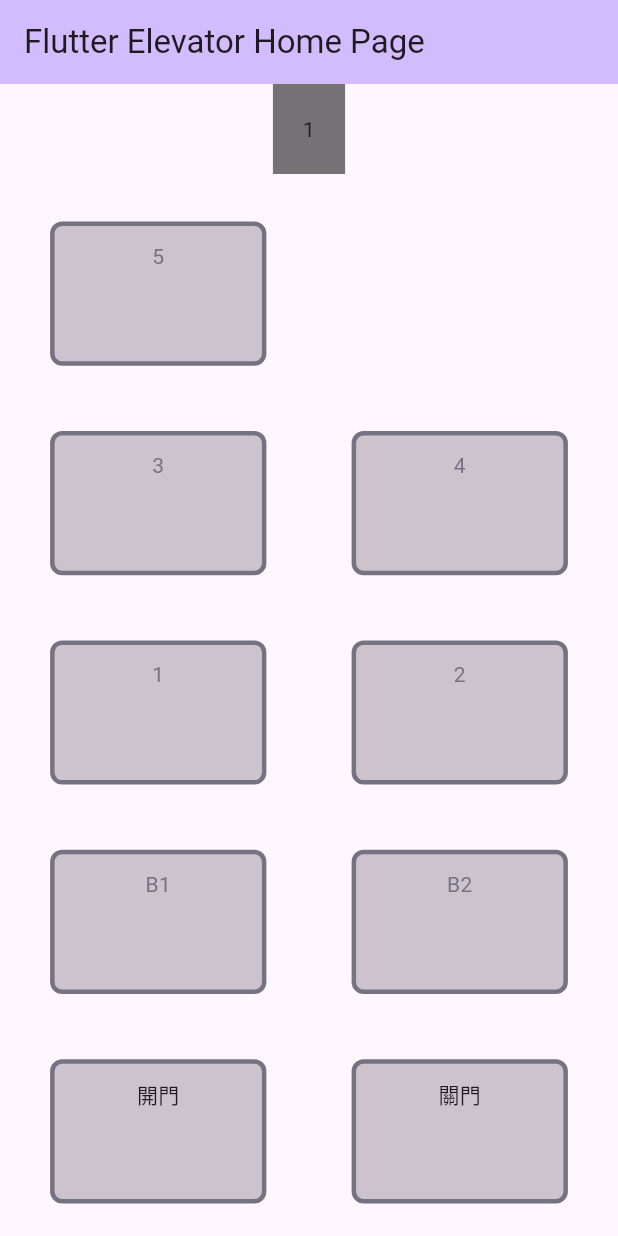
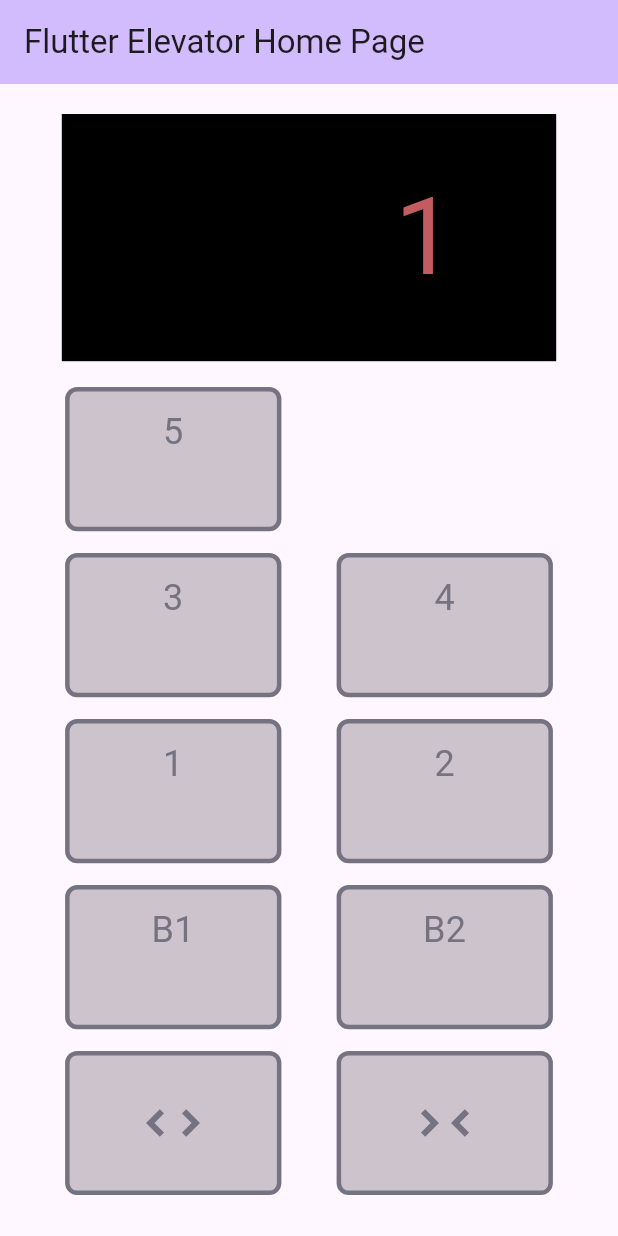
Before and after one commit to ytcheng-dev/kids-elevator, a Flutter app: the screen it shows after launch, on a phone screen of 412 x 824 dp. Run offline on Flutter 3.47's test engine with Material 3 defaults, Android fonts, the phone set to English and light mode, and no system bars.

Commit message:
floorScreen & actionButton

```diff
--- a/app/lib/main.dart
+++ b/app/lib/main.dart
@@ -44,6 +44,11 @@ class _MyHomePageState extends State<MyHomePage> {
     4: FloorButton(title: '5')
   };
 
+  Map<ActionType, ActionButton> actionMap = {
+    ActionType.open: ActionButton(btnType: ActionType.open, title: '開門', iconCode: Icons.unfold_more_outlined),
+    ActionType.close: ActionButton(btnType: ActionType.close, title: '關門', iconCode: Icons.unfold_less_outlined)
+  };
+
   TimerManager _timerManager = TimerManager();
 
   Elevator elevator = Elevator();
@@ -57,18 +62,35 @@ class _MyHomePageState extends State<MyHomePage> {
         backgroundColor: Theme.of(context).colorScheme.inversePrimary,
         title: Text(widget.title)
       ),
-      body: Column(
+      body: Container(
+        padding: const EdgeInsets.all(20),
+        child: Column(
           mainAxisAlignment: MainAxisAlignment.start,
           children: <Widget>[
-          Row(
+            SizedBox(
+              width: screenWidth * CSSManager.floorScreenWidthPercent,
+              child: AspectRatio(
+                aspectRatio: 2,
+                child: Container(
+                  decoration: const BoxDecoration(
+                    color: Colors.black
+                  ),
+                  padding: const EdgeInsets.all(10),
+                  child: Row(
                     mainAxisAlignment: MainAxisAlignment.spaceAround,
                     children: <Widget>[
-              Container(
-                padding: const EdgeInsets.all(20),
-                color: Colors.black54,
-                child: Text(floorMap[elevator.currentFloor]!.title, textAlign: TextAlign.center)
+                      _getDirectionIcon(),
+                      Expanded(
+                        child: Text(
+                          floorMap[elevator.currentFloor]!.title,
+                          textAlign: TextAlign.center,
+                          style: const TextStyle(color: CSSManager.floorText, fontSize: 72)
+                        )
                       )
                     ],
+                  )
+                ),
+              )
             ),
             const SizedBox(height: 10),
             Expanded(
@@ -111,8 +133,14 @@ class _MyHomePageState extends State<MyHomePage> {
                     Row(
                       mainAxisAlignment: MainAxisAlignment.spaceAround,
                       children: <Widget>[
-                      CSSManager.getButtonBox(_getActionButtonDetector(ActionButton(title: '開門', btnType: ActionType.open)), screenWidth),
-                      CSSManager.getButtonBox(_getActionButtonDetector(ActionButton(title: '關門', btnType: ActionType.close)), screenWidth),
+                        CSSManager.getButtonBox(
+                          _getActionButton(actionMap[ActionType.open]!),
+                          screenWidth
+                        ),
+                        CSSManager.getButtonBox(
+                          _getActionButton(actionMap[ActionType.close]!),
+                          screenWidth
+                        ),
                       ],
                     )
                   ]
@@ -121,7 +149,32 @@ class _MyHomePageState extends State<MyHomePage> {
             )
           ]
         )
+      )
     );
+  }
+
+  Widget _getDirectionIcon() {
+    if (elevator.direction == Direction.idle) {
+      return const Spacer();
+    }
+    else if (elevator.direction == Direction.up) {
+      return const Expanded(
+        child: Icon(
+          Icons.arrow_upward,
+          color: Colors.green,
+          size: 96
+        )
+      );
+    }
+    else {
+      return const Expanded(
+        child: Icon(
+          Icons.arrow_downward,
+          color: Colors.green,
+          size: 96
+        )
+      );
+    }
   }
 
   GestureDetector _getFloorButtonGestureDetector(int btnIndex) {
@@ -134,7 +187,7 @@ class _MyHomePageState extends State<MyHomePage> {
         child: Text(
           myFloor.title,
           textAlign: TextAlign.center,
-          style: TextStyle(color: myFloor.isTarget ? CSSManager.highlight : CSSManager.defaultBlack)
+          style: TextStyle(color: myFloor.isTarget ? CSSManager.highlight : CSSManager.defaultBlack, fontSize: 24)
         )
       ),
       onTap: () {
@@ -162,8 +215,24 @@ class _MyHomePageState extends State<MyHomePage> {
     );
   }
 
-  GestureDetector _getActionButtonDetector(ActionButton actButton) {
-    return GestureDetector(
+  Widget _getActionButton(ActionButton actButton) {
+    return Listener(
+      onPointerDown: (event) {
+        setState(() {
+          actButton.isPressed = true;
+        });
+      },
+      onPointerUp: (event) {
+        setState(() {
+          actButton.isPressed = false;
+        });
+      },
+      onPointerCancel: (event) {
+        setState(() {
+          actButton.isPressed = false;
+        });
+      },
+      child: GestureDetector(
         onTap: () {
           print('Tap: ${actButton.title}');
 
@@ -178,9 +247,17 @@ class _MyHomePageState extends State<MyHomePage> {
         onLongPressEnd: actButton.btnType == ActionType.close ? null : doOpenLongPressEnd,
         child: Container(
           padding: const EdgeInsets.all(10),
-        decoration: CSSManager.buttonDecoration(false),
-        child: Text(actButton.title, textAlign: TextAlign.center)
+          decoration: CSSManager.buttonDecoration(actButton.isPressed),
+          child: RotatedBox(
+            quarterTurns: 1,
+            child: Icon(
+              actButton.iconCode,
+              size: 48,
+              color: actButton.isPressed ? CSSManager.highlight : CSSManager.defaultBlack
+            )
+          )
         ),
+      )
     );
   }
 
@@ -439,18 +516,24 @@ class FloorButton {
 }
 
 class ActionButton {
-  ActionButton({required this.title, required this.btnType});  //contructer
+  // constructor
+  ActionButton({required this.title, required this.btnType, required this.iconCode});
 
   final String title;
+  final IconData iconCode;
   final ActionType btnType;
+
+  bool isPressed = false;
 }
 
 class CSSManager {
   static const Color backgroundGray = Color(0xFFCCC3CD);
   static const Color defaultBlack = Color(0xFF757382);
   static const Color highlight = Color(0xFFAD6777);
+  static const Color floorText = Color(0xFFC35C5E);
 
   static const double buttonWidthPercent = 0.35;    // 按鈕的寬度 (螢幕寬度百分比)
+  static const double floorScreenWidthPercent = 0.8;  // 樓層顯示區域寬度(螢幕寬度百分比)
 
   static BoxDecoration buttonDecoration(bool isHighlight) {
     return BoxDecoration(
@@ -463,7 +546,7 @@ class CSSManager {
     );
   }
 
-  static SizedBox getButtonBox(GestureDetector btn, double screenWidth) {
+  static SizedBox getButtonBox(Widget btn, double screenWidth) {
     return SizedBox(
       width: screenWidth * CSSManager.buttonWidthPercent,
       child: AspectRatio(
```
Lines whose indentation alone changed are shown as unchanged.
